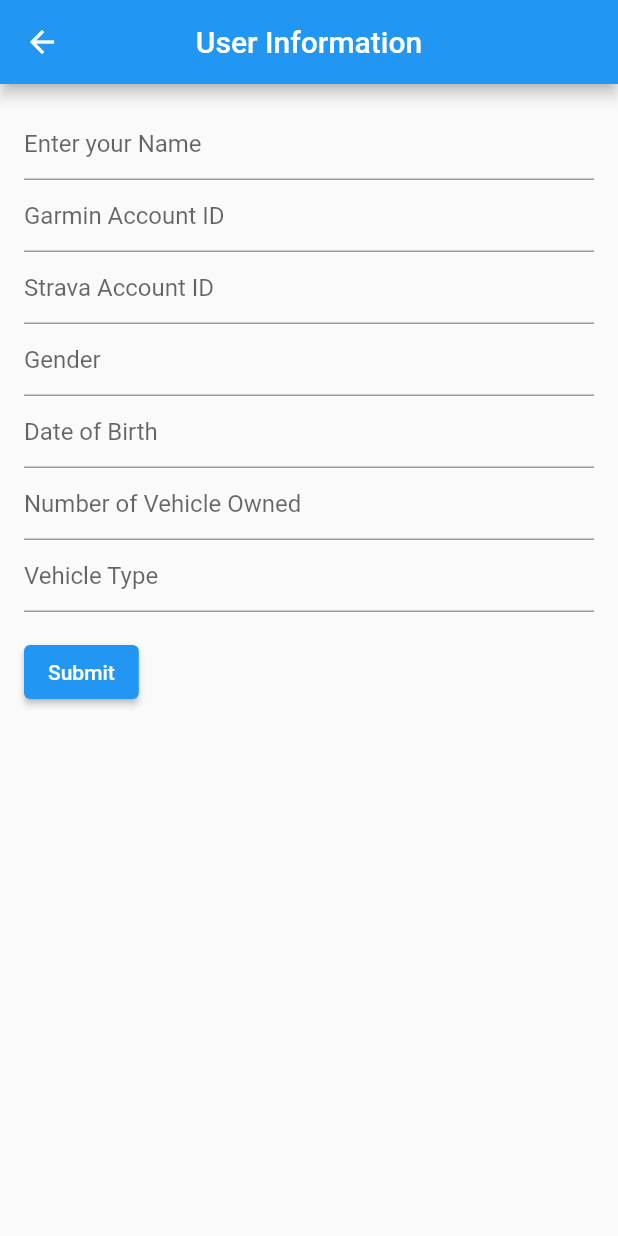
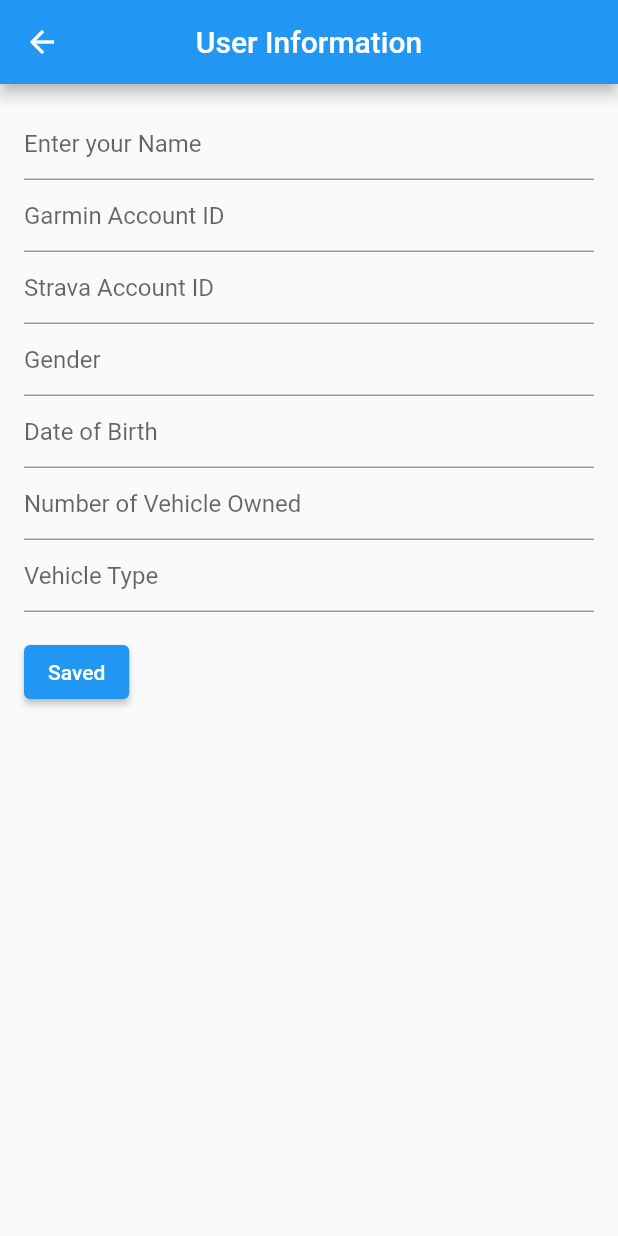
Before and after one commit to amandafyfy/Human-Movement, a Flutter app: the screen it shows after launch, in the side drawer, after a tap on "User Info", on a phone screen of 412 x 824 dp. Run offline on Flutter 3.47's test engine with Material 2 defaults, Android fonts, the phone set to English and light mode, and no system bars; our stand-ins replace csv, firebase_core, firebase_storage, google_maps_flutter; missing offline and left inert: carp_background_location; accounts and stored records are empty.

Commit message:
modifed saved button

```diff
--- a/myapp/lib/UserInfo.dart
+++ b/myapp/lib/UserInfo.dart
@@ -180,7 +180,7 @@ class _UserInfoState extends State<UserInfo> {
                         // Process data.
                       }
                     },
-                    child: const Text('Submit'),
+                    child: const Text('Saved'),
                   ),
                 ),
               ],
```
